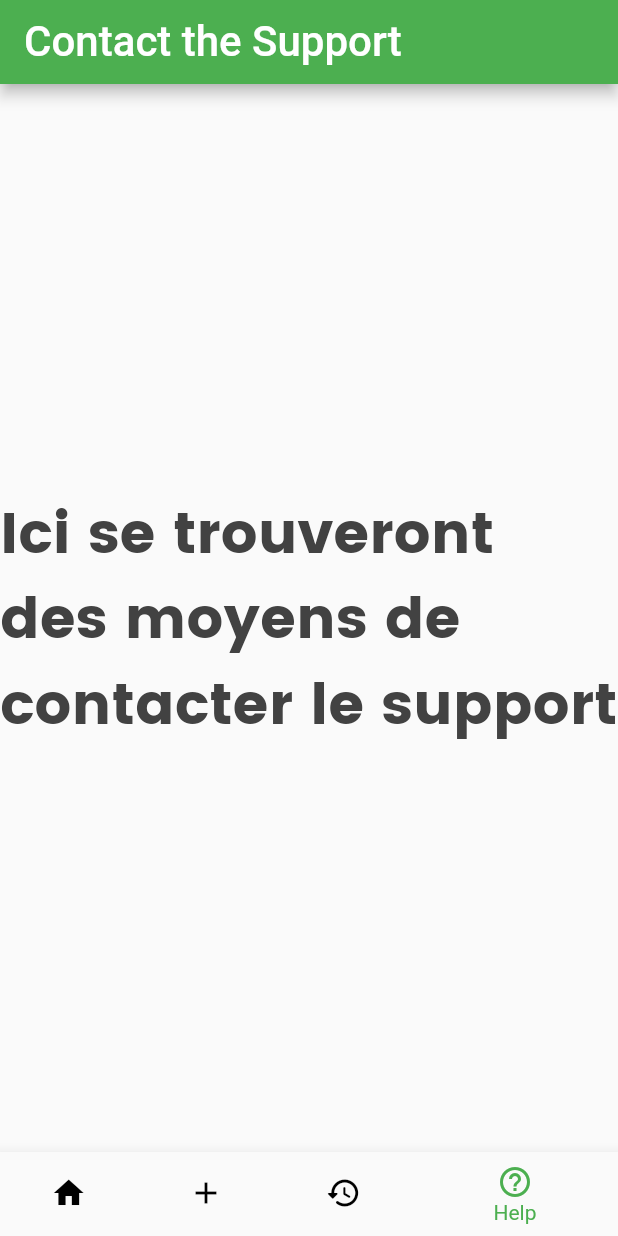
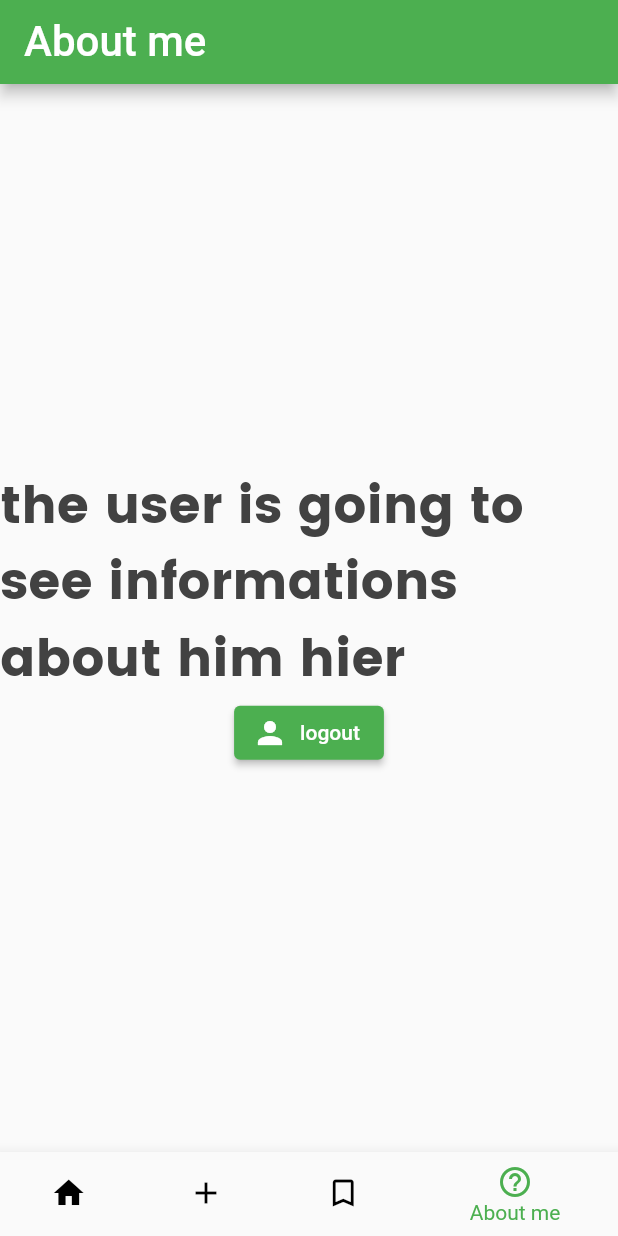
Before and after one commit to Marnol03/FlutterApp, a Flutter app: the screen it shows after launch, item 4 of the bottom bar chosen, on a phone screen of 412 x 824 dp. Run offline on Flutter 3.47's test engine with Material 2 defaults, Android fonts, the phone set to English and light mode, and no system bars; our stand-ins replace cloud_firestore, date_field, firebase_core, firebase_storage, get, image_picker; accounts and stored records are empty.

```diff
--- a/Spendeconnect/lib/create_pub_page.dart
+++ b/Spendeconnect/lib/create_pub_page.dart
@@ -1,6 +1,5 @@
 import 'dart:io';
 import 'package:cloud_firestore/cloud_firestore.dart';
-import 'package:firebase_storage/firebase_storage.dart';
 import 'package:flutter/material.dart';
 import 'package:get/get.dart';
 import 'image_picker_controller.dart';
--- a/Spendeconnect/lib/help_page.dart
+++ b/Spendeconnect/lib/help_page.dart
@@ -1,25 +1,41 @@
 import 'package:flutter/material.dart';
-import 'package:myapp/create_pub_page.dart';
+import 'package:myapp/authentification.dart';
 
-class HelpPage extends StatelessWidget {
-  const HelpPage({Key? key}) : super(key: key);
+class ProfilPage extends StatefulWidget {
+   const ProfilPage({super.key});
 
-  void btnClick() {
-    print('Bouton cliqué');
-  }
+
+
+  @override
+  State<ProfilPage> createState() => _ProfilPageState();
+}
+
+class _ProfilPageState extends State<ProfilPage> {
+
+  final AuthentificationService _auth = AuthentificationService();
 
   @override
   Widget build(BuildContext context) {
-    return const  Center(
+    return  Center(
       child: Column(
         mainAxisAlignment: MainAxisAlignment.center,
         children: [
-          Text(
-            "Ici se trouveront des moyens de contacter le support",
+          const Text(
+            "the user is going to see informations about him hier",
             style: TextStyle(
-              fontSize: 38,
+              fontSize: 34,
               fontFamily: 'Poppins',
             ),
+          ),
+          ElevatedButton.icon(
+              style: const ButtonStyle(
+                backgroundColor: MaterialStatePropertyAll(Colors.green),
+              ),
+              onPressed: () async {
+                await _auth.signOut();
+              },
+              icon: Icon(Icons.person,color: Colors.white,),
+              label: Text('logout')
           ),
         ],
       ),
--- a/Spendeconnect/lib/history_page.dart
+++ b/Spendeconnect/lib/history_page.dart
@@ -15,12 +15,6 @@ class _HistoryPageState extends State<HistoryPage> {
       "date": "12.07.2022",
       "text": "j´ai un cancer du foie depuis mes 3 ans",
       "photo": "daniella",
-    },
-    {
-      "title": "Accident de voiture ",
-      "date": "12.07.2022",
-      "text": "j´ai fais un accident il y a 1 ans",
-      "photo": "blackscreen",
     },
 
   ];
--- a/Spendeconnect/lib/main.dart
+++ b/Spendeconnect/lib/main.dart
@@ -52,12 +52,12 @@ class _MyAppState extends State<MyApp> {
                   fontSize: 28,
                 )
             ),
-            Text("History of your gifts",
+            Text("Favorites",
                 style: TextStyle(
                   fontSize: 28,
                 )
             ),
-            Text("Contact the Support",
+            Text("About me",
                 style: TextStyle(
                   fontSize: 28,
                 )
@@ -68,7 +68,7 @@ class _MyAppState extends State<MyApp> {
            HomePage(),
           const CreatePub(),
           const HistoryPage(),
-          const HelpPage()
+           ProfilPage()
         ][_CurrentIndex],
         bottomNavigationBar: BottomNavigationBar(
           currentIndex: _CurrentIndex,
@@ -85,12 +85,12 @@ class _MyAppState extends State<MyApp> {
               label: 'New',
             ),
             BottomNavigationBarItem(
-              icon: Icon(Icons.history_rounded),
-              label: 'Histories',
+              icon: Icon(Icons.bookmark_outline),
+              label: 'Favorite',
             ),
             BottomNavigationBarItem(
               icon: Icon(Icons.help_outline_outlined),
-              label: 'Help',
+              label: 'About me',
             )
           ],
         ),
```
Also changed, not shown: Spendeconnect/lib/add_event_page.dart (added, +140 -0 lines), Spendeconnect/lib/credit_card_payment.dart (added, +44 -0 lines), Spendeconnect/lib/home_page.dart (+57 -5 lines), Spendeconnect/lib/login_page.dart (deleted, +0 -10 lines), Spendeconnect/lib/paypal_payment.dart (added, +44 -0 lines), Spendeconnect/pubspec.yaml (+5 -2 lines), Spendeconnect/assets/images/credit-card.png (added), Spendeconnect/assets/images/paypal.png (added), Spendeconnect/lib/donation_page.dart (added), Spendeconnect/lib/firebase_options.dart, Spendeconnect/lib/sign_in_page.dart (added), Spendeconnect/pubspec.lock, 4 other files.
